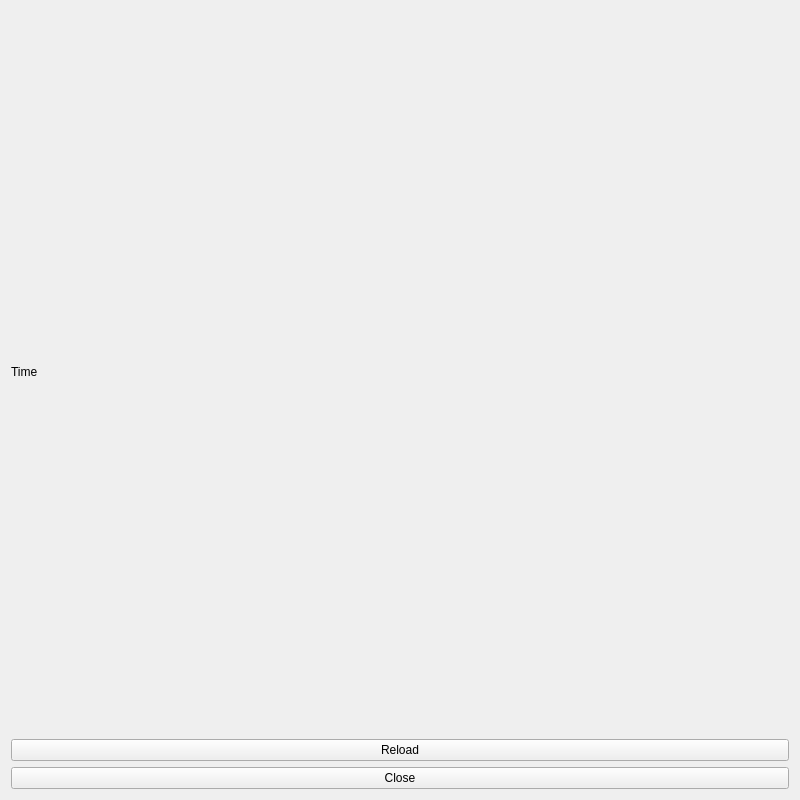
First picture: the form in mainwindow.ui, repository seyedmahdii/cinema_project, before the edit.
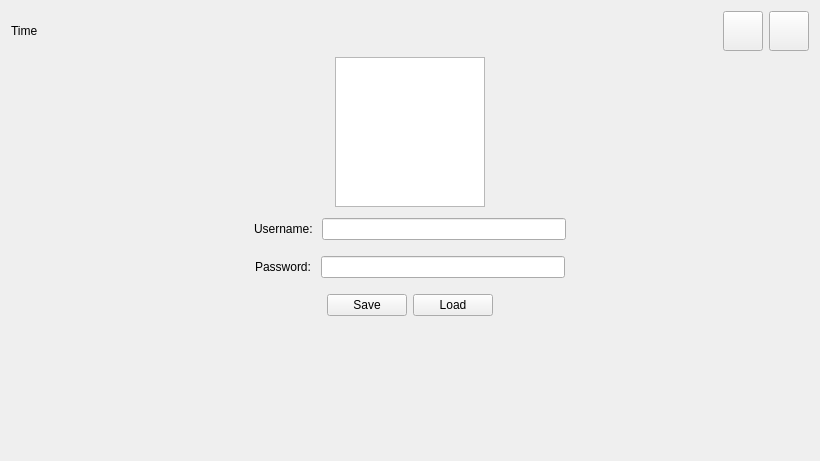
Second picture: the form after the edit. Icons and pictures are not drawn.

Patch:
```diff
--- a/mainwindow.ui
+++ b/mainwindow.ui
@@ -6,38 +6,321 @@
    <rect>
     <x>0</x>
     <y>0</y>
-    <width>800</width>
-    <height>800</height>
+    <width>820</width>
+    <height>461</height>
    </rect>
   </property>
   <property name="windowTitle">
    <string>Cinema</string>
   </property>
   <property name="styleSheet">
-   <string notr="true"/>
+   <string notr="true">#InputBox{
+	border: 1px solid yellow;
+}
+#unBox{
+	background-color: green;
+}</string>
   </property>
   <widget class="QWidget" name="centralWidget">
    <layout class="QVBoxLayout" name="verticalLayout">
     <item>
-     <widget class="QLabel" name="time">
-      <property name="text">
-       <string>Time</string>
+     <layout class="QHBoxLayout" name="Header">
+      <item>
+       <widget class="QLabel" name="time">
+        <property name="text">
+         <string>Time</string>
+        </property>
+       </widget>
+      </item>
+      <item>
+       <spacer name="horizontalSpacer">
+        <property name="orientation">
+         <enum>Qt::Horizontal</enum>
+        </property>
+        <property name="sizeHint" stdset="0">
+         <size>
+          <width>40</width>
+          <height>20</height>
+         </size>
+        </property>
+       </spacer>
+      </item>
+      <item>
+       <widget class="QPushButton" name="reloadBtn">
+        <property name="sizePolicy">
+         <sizepolicy hsizetype="Fixed" vsizetype="Fixed">
+          <horstretch>0</horstretch>
+          <verstretch>0</verstretch>
+         </sizepolicy>
+        </property>
+        <property name="minimumSize">
+         <size>
+          <width>40</width>
+          <height>40</height>
+         </size>
+        </property>
+        <property name="text">
+         <string/>
+        </property>
+        <property name="icon">
+         <iconset resource="Resources.qrc">
+          <normaloff>:/images/view.png</normaloff>:/images/view.png</iconset>
+        </property>
+        <property name="iconSize">
+         <size>
+          <width>40</width>
+          <height>40</height>
+         </size>
+        </property>
+       </widget>
+      </item>
+      <item>
+       <widget class="QPushButton" name="closeBtn">
+        <property name="sizePolicy">
+         <sizepolicy hsizetype="Fixed" vsizetype="Fixed">
+          <horstretch>0</horstretch>
+          <verstretch>0</verstretch>
+         </sizepolicy>
+        </property>
+        <property name="minimumSize">
+         <size>
+          <width>40</width>
+          <height>40</height>
+         </size>
+        </property>
+        <property name="text">
+         <string/>
+        </property>
+        <property name="icon">
+         <iconset resource="Resources.qrc">
+          <normaloff>:/images/back.png</normaloff>:/images/back.png</iconset>
+        </property>
+        <property name="iconSize">
+         <size>
+          <width>40</width>
+          <height>40</height>
+         </size>
+        </property>
+       </widget>
+      </item>
+     </layout>
+    </item>
+    <item>
+     <layout class="QHBoxLayout" name="Res">
+      <property name="topMargin">
+       <number>0</number>
       </property>
-     </widget>
+      <item>
+       <spacer name="horizontalSpacer_3">
+        <property name="orientation">
+         <enum>Qt::Horizontal</enum>
+        </property>
+        <property name="sizeHint" stdset="0">
+         <size>
+          <width>40</width>
+          <height>20</height>
+         </size>
+        </property>
+       </spacer>
+      </item>
+      <item>
+       <widget class="QTextBrowser" name="result">
+        <property name="sizePolicy">
+         <sizepolicy hsizetype="Fixed" vsizetype="Fixed">
+          <horstretch>0</horstretch>
+          <verstretch>0</verstretch>
+         </sizepolicy>
+        </property>
+        <property name="minimumSize">
+         <size>
+          <width>120</width>
+          <height>120</height>
+         </size>
+        </property>
+        <property name="maximumSize">
+         <size>
+          <width>150</width>
+          <height>150</height>
+         </size>
+        </property>
+        <property name="styleSheet">
+         <string notr="true"/>
+        </property>
+       </widget>
+      </item>
+      <item>
+       <spacer name="horizontalSpacer_2">
+        <property name="orientation">
+         <enum>Qt::Horizontal</enum>
+        </property>
+        <property name="sizeHint" stdset="0">
+         <size>
+          <width>40</width>
+          <height>20</height>
+         </size>
+        </property>
+       </spacer>
+      </item>
+     </layout>
     </item>
     <item>
-     <widget class="QPushButton" name="reloadBtn">
-      <property name="text">
-       <string>Reload</string>
+     <layout class="QVBoxLayout" name="form">
+      <property name="topMargin">
+       <number>5</number>
       </property>
-     </widget>
+      <property name="bottomMargin">
+       <number>20</number>
+      </property>
+      <item>
+       <layout class="QHBoxLayout" name="unFormBox">
+        <property name="topMargin">
+         <number>0</number>
+        </property>
+        <property name="bottomMargin">
+         <number>0</number>
+        </property>
+        <item>
+         <spacer name="horizontalSpacer_5">
+          <property name="orientation">
+           <enum>Qt::Horizontal</enum>
+          </property>
+          <property name="sizeHint" stdset="0">
+           <size>
+            <width>40</width>
+            <height>20</height>
+           </size>
+          </property>
+         </spacer>
+        </item>
+        <item>
+         <widget class="QLabel" name="unLabel">
+          <property name="text">
+           <string>Username: </string>
+          </property>
+         </widget>
+        </item>
+        <item>
+         <widget class="QLineEdit" name="unInput"/>
+        </item>
+        <item>
+         <spacer name="horizontalSpacer_4">
+          <property name="orientation">
+           <enum>Qt::Horizontal</enum>
+          </property>
+          <property name="sizeHint" stdset="0">
+           <size>
+            <width>40</width>
+            <height>20</height>
+           </size>
+          </property>
+         </spacer>
+        </item>
+       </layout>
+      </item>
+      <item>
+       <layout class="QHBoxLayout" name="pwFormBox">
+        <property name="topMargin">
+         <number>10</number>
+        </property>
+        <item>
+         <spacer name="horizontalSpacer_6">
+          <property name="orientation">
+           <enum>Qt::Horizontal</enum>
+          </property>
+          <property name="sizeHint" stdset="0">
+           <size>
+            <width>40</width>
+            <height>20</height>
+           </size>
+          </property>
+         </spacer>
+        </item>
+        <item>
+         <widget class="QLabel" name="pwLabel">
+          <property name="text">
+           <string>Password: </string>
+          </property>
+         </widget>
+        </item>
+        <item>
+         <widget class="QLineEdit" name="pwInput"/>
+        </item>
+        <item>
+         <spacer name="horizontalSpacer_7">
+          <property name="orientation">
+           <enum>Qt::Horizontal</enum>
+          </property>
+          <property name="sizeHint" stdset="0">
+           <size>
+            <width>40</width>
+            <height>20</height>
+           </size>
+          </property>
+         </spacer>
+        </item>
+       </layout>
+      </item>
+      <item>
+       <layout class="QHBoxLayout" name="formBtns">
+        <property name="topMargin">
+         <number>10</number>
+        </property>
+        <item>
+         <spacer name="horizontalSpacer_8">
+          <property name="orientation">
+           <enum>Qt::Horizontal</enum>
+          </property>
+          <property name="sizeHint" stdset="0">
+           <size>
+            <width>40</width>
+            <height>20</height>
+           </size>
+          </property>
+         </spacer>
+        </item>
+        <item>
+         <widget class="QPushButton" name="saveBtn">
+          <property name="text">
+           <string>Save</string>
+          </property>
+         </widget>
+        </item>
+        <item>
+         <widget class="QPushButton" name="loadBtn">
+          <property name="text">
+           <string>Load</string>
+          </property>
+         </widget>
+        </item>
+        <item>
+         <spacer name="horizontalSpacer_9">
+          <property name="orientation">
+           <enum>Qt::Horizontal</enum>
+          </property>
+          <property name="sizeHint" stdset="0">
+           <size>
+            <width>40</width>
+            <height>20</height>
+           </size>
+          </property>
+         </spacer>
+        </item>
+       </layout>
+      </item>
+     </layout>
     </item>
     <item>
-     <widget class="QPushButton" name="closeBtn">
-      <property name="text">
-       <string>Close</string>
+     <spacer name="verticalSpacer">
+      <property name="orientation">
+       <enum>Qt::Vertical</enum>
       </property>
-     </widget>
+      <property name="sizeHint" stdset="0">
+       <size>
+        <width>20</width>
+        <height>40</height>
+       </size>
+      </property>
+     </spacer>
     </item>
    </layout>
   </widget>
```
Left out of the diff: 7 changed lines with no effect on the pictures.
